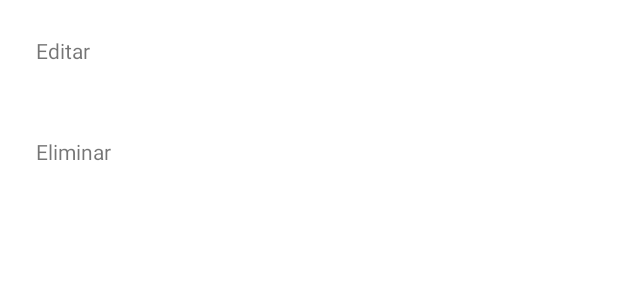
After one commit to damm8/recycler_floyd, an Android app: the layout fragment_action_dialog.xml on its own in the app's theme, with its tools: preview values and no code run, on a phone screen of 412 x 824 dp. The commit adds this screen. Shown: the top 300 px of the screen. Run offline under Robolectric (Android 15) with nearby library versions, the phone set to English and light mode, and no system bars.

Commit message:
item dialog

```diff
--- /dev/null
+++ b/app/src/main/res/layout/fragment_action_dialog.xml
@@ -0,0 +1,23 @@
+<?xml version="1.0" encoding="utf-8"?>
+<LinearLayout xmlns:android="http://schemas.android.com/apk/res/android"
+    xmlns:tools="http://schemas.android.com/tools"
+    android:layout_width="match_parent"
+    android:layout_height="match_parent"
+    android:orientation="vertical"
+    tools:context=".ActionDialogFragment">
+
+    <TextView
+        android:id="@+id/editar"
+        android:layout_width="match_parent"
+        android:layout_height="wrap_content"
+        android:text="Editar"
+        android:padding="24dp"/>
+
+    <TextView
+        android:id="@+id/eliminar"
+        android:layout_width="match_parent"
+        android:layout_height="wrap_content"
+        android:text="Eliminar"
+        android:padding="24dp"/>
+
+</LinearLayout>
--- a/app/src/main/res/navigation/nav_graph.xml
+++ b/app/src/main/res/navigation/nav_graph.xml
@@ -10,4 +10,9 @@
         android:name="com.company.myapplication.AlbumsFragment"
         android:label="fragment_albums"
         tools:layout="@layout/fragment_albums" />
+    <dialog
+        android:id="@+id/actionDialogFragment"
+        android:name="com.company.myapplication.ActionDialogFragment"
+        android:label="fragment_action_dialog"
+        tools:layout="@layout/fragment_action_dialog" />
 </navigation>
```
Also changed, not shown: app/src/main/java/com/company/myapplication/ActionDialogFragment.java (added, +47 -0 lines), app/src/main/java/com/company/myapplication/AlbumsFragment.java (+18 -5 lines), app/src/main/java/com/company/myapplication/AlbumsViewModel.java (+6 -1 lines).
